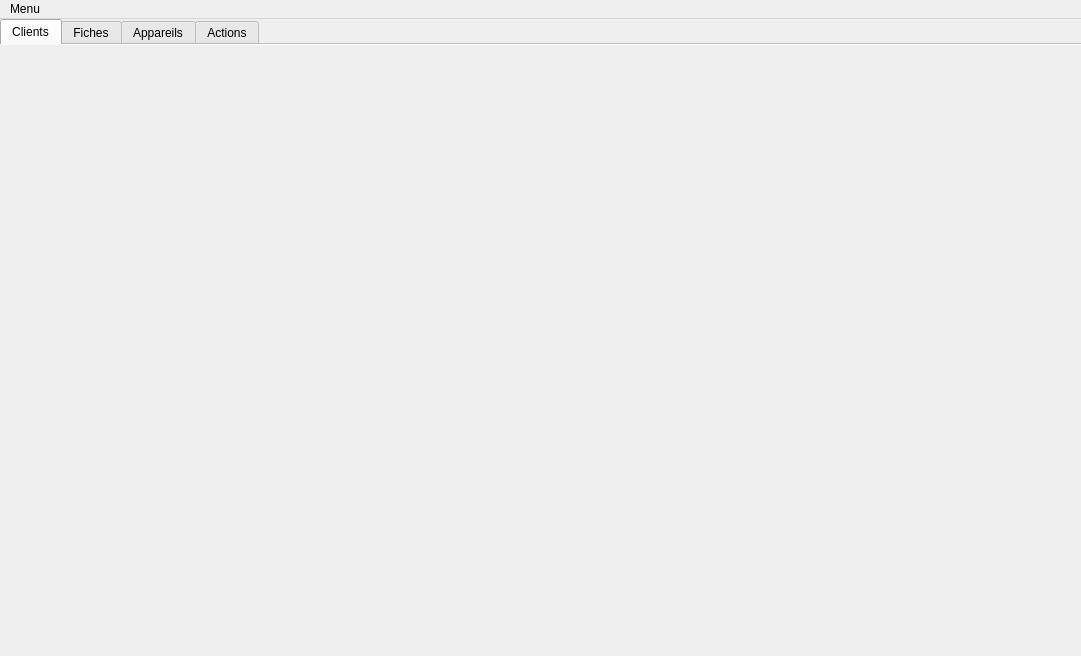
AlexandreGirardin/ProjetAnalyse, file InfoDynamiqueQt/Vues/vueprincipale.ui: the form before one commit.
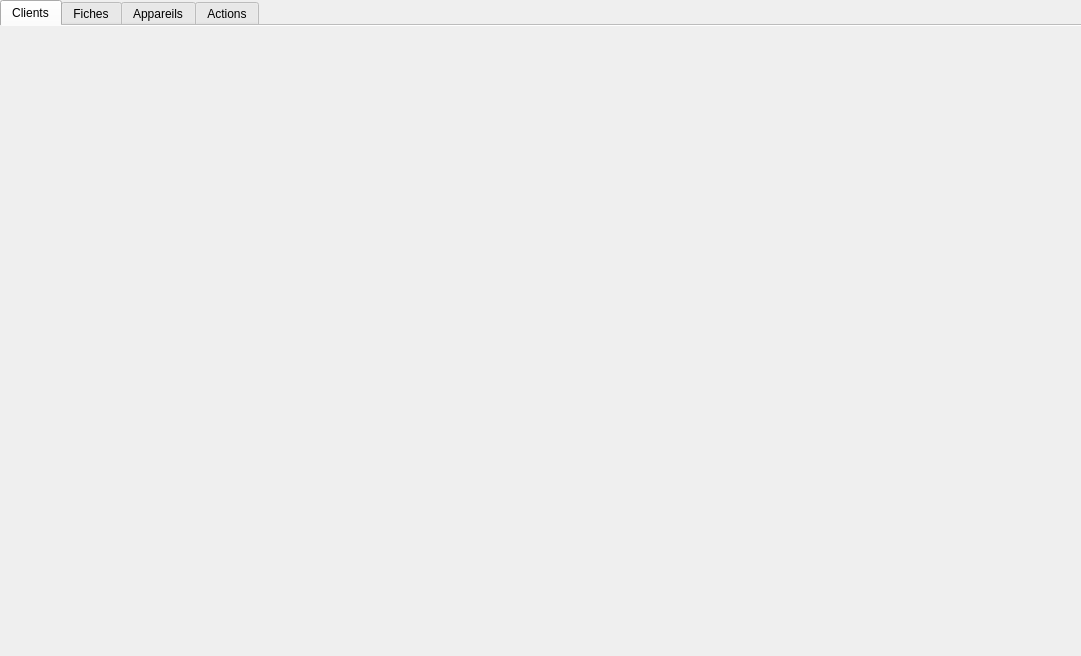
The form after the commit. Icons and pictures are not drawn.

```diff
--- a/InfoDynamiqueQt/Vues/vueprincipale.ui
+++ b/InfoDynamiqueQt/Vues/vueprincipale.ui
@@ -129,31 +129,7 @@
     </item>
    </layout>
   </widget>
-  <widget class="QMenuBar" name="menuBar">
-   <property name="geometry">
-    <rect>
-     <x>0</x>
-     <y>0</y>
-     <width>1081</width>
-     <height>27</height>
-    </rect>
-   </property>
-   <property name="defaultUp">
-    <bool>false</bool>
-   </property>
-   <property name="nativeMenuBar">
-    <bool>false</bool>
-   </property>
-   <widget class="QMenu" name="menuMenu">
-    <property name="title">
-     <string>Menu</string>
-    </property>
-    <addaction name="actionD_connexion"/>
-    <addaction name="actionConnexion"/>
-   </widget>
-   <addaction name="menuMenu"/>
-  </widget>
-  <action name="actionD_connexion">
+  <action name="menuDeconnexion">
    <property name="text">
     <string>Déconnexion</string>
    </property>
```
